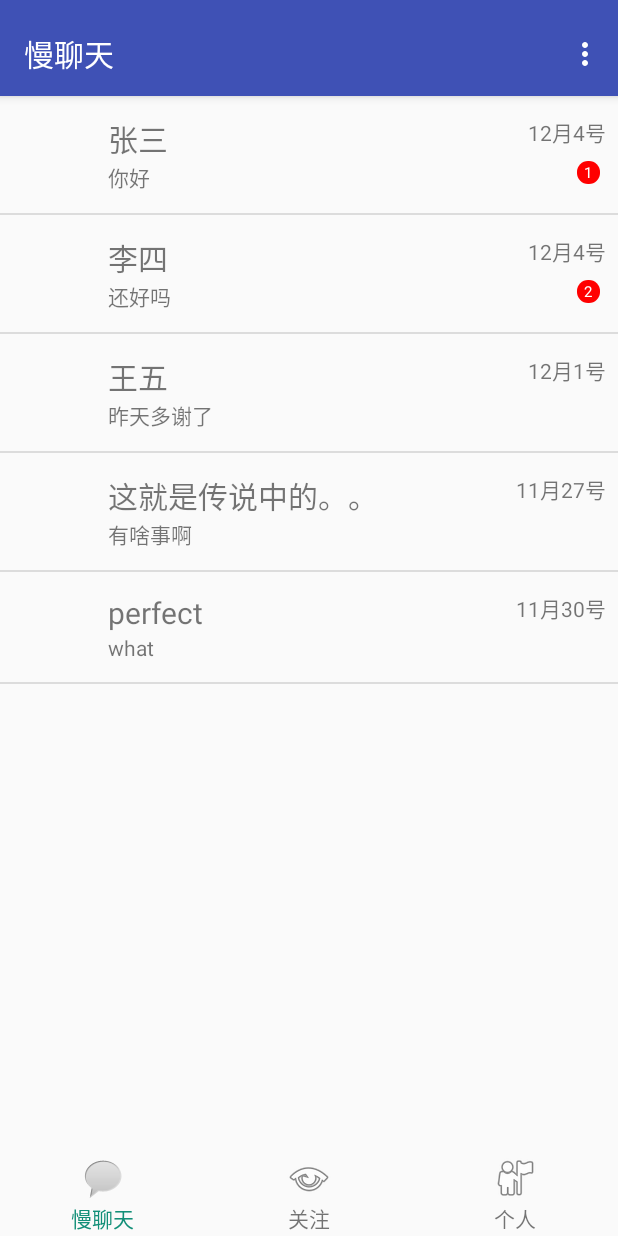
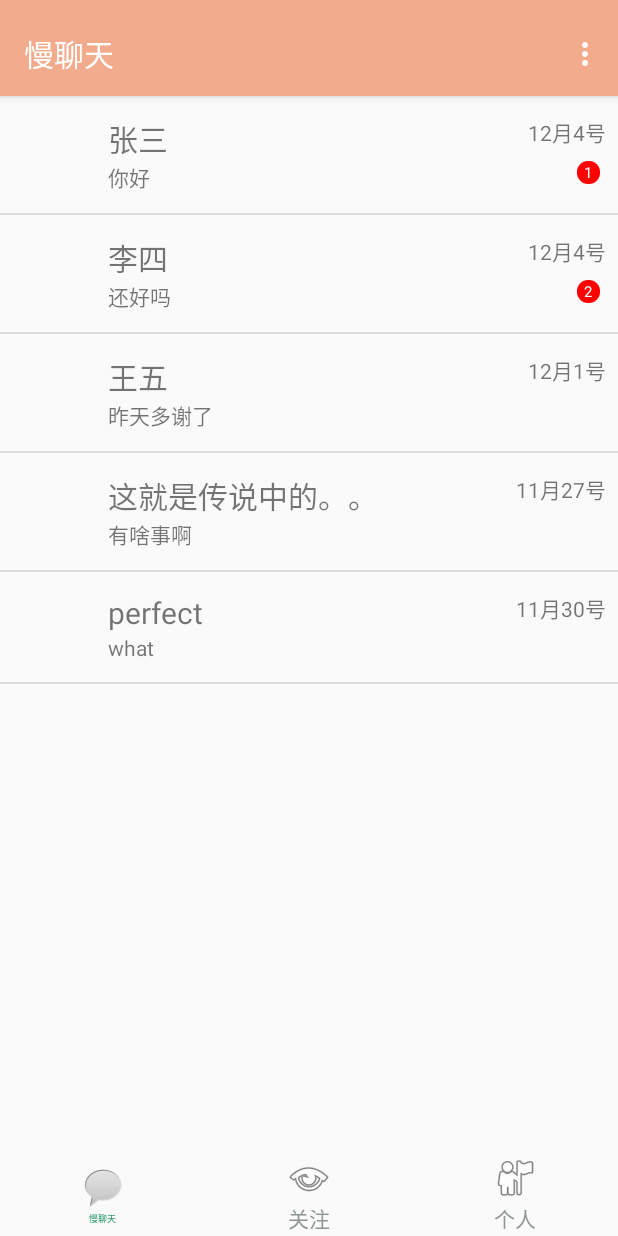
Before and after one commit to android-app-development-course/17_SlowChat, an Android app: the ChatListFragment screen opened directly, with no data from a screen before it, on a phone screen of 412 x 824 dp. Run offline under Robolectric (Android 15) with nearby library versions, the phone set to English and light mode, and no system bars.

Commit message:
1.修改主界面配色。 2.增加底部导航，切换页面改变导航字体大小动效。

```diff
--- a/code/SlowChat/app/src/main/res/layout/activity_main.xml
+++ b/code/SlowChat/app/src/main/res/layout/activity_main.xml
@@ -58,7 +58,9 @@
                 android:id="@+id/main_chat_manage_text"
                 android:layout_width="wrap_content"
                 android:layout_height="wrap_content"
-                android:text="@string/app_name" />
+                android:text="@string/app_name"
+                android:textColor="@color/mainNormalText"
+                android:textSize="14sp" />
         </LinearLayout>
 
         <LinearLayout
@@ -80,7 +82,9 @@
                 android:id="@+id/main_friend_manage_text"
                 android:layout_width="wrap_content"
                 android:layout_height="wrap_content"
-                android:text="@string/main_activity_friend_manage" />
+                android:text="@string/main_activity_friend_manage"
+                android:textColor="@color/mainNormalText"
+                android:textSize="14sp" />
         </LinearLayout>
 
         <LinearLayout
@@ -102,7 +106,9 @@
                 android:id="@+id/main_personal_info_text"
                 android:layout_width="wrap_content"
                 android:layout_height="wrap_content"
-                android:text="@string/main_activity_personal_info" />
+                android:text="@string/main_activity_personal_info"
+                android:textColor="@color/mainNormalText"
+                android:textSize="14sp" />
         </LinearLayout>
     </LinearLayout>
 
--- a/code/SlowChat/app/src/main/res/values/colors.xml
+++ b/code/SlowChat/app/src/main/res/values/colors.xml
@@ -1,12 +1,12 @@
 <?xml version="1.0" encoding="utf-8"?>
 <resources>
-    <color name="colorPrimary">#3F51B5</color>
-    <color name="colorPrimaryDark">#303F9F</color>
+    <color name="colorPrimary">#f2ab8d</color>
+    <color name="colorPrimaryDark">#1b1817</color>
     <color name="colorAccent">#FF4081</color>
 
     <!--主界面-->
-    <color name="mainSelectedText">#128f78</color>
-    <color name="mainNormalText">#040505</color>
+    <color name="mainSelectedText">#128f5d</color>
+    <color name="mainNormalText">#8e9696</color>
 
 
     <!--聊天管理-->
--- a/code/SlowChat/app/src/main/res/values/dimens.xml
+++ b/code/SlowChat/app/src/main/res/values/dimens.xml
@@ -6,4 +6,7 @@
     <dimen name="appbar_padding_top">8dp</dimen>
     <dimen name="app_bar_height">180dp</dimen>
     <dimen name="text_margin">16dp</dimen>
+
+    <dimen name="main_selected_font">4.0sp</dimen>
+    <dimen name="main_normal_font">3.4sp</dimen>
 </resources>
```
Also changed, not shown: code/SlowChat/app/src/main/java/com/example/dell/slowchat/ChatManage/ChatListFragment.java (+9 -8 lines), code/SlowChat/app/src/main/java/com/example/dell/slowchat/MainInterface/MainActivity.java (+13 -6 lines).
